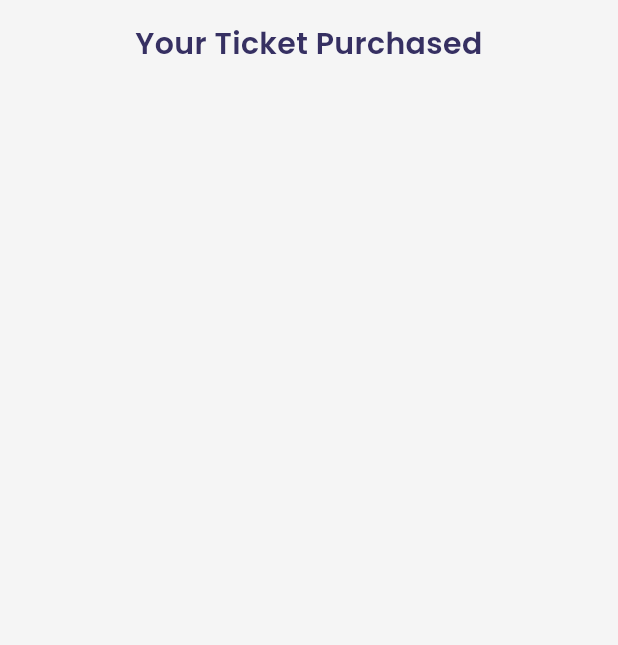
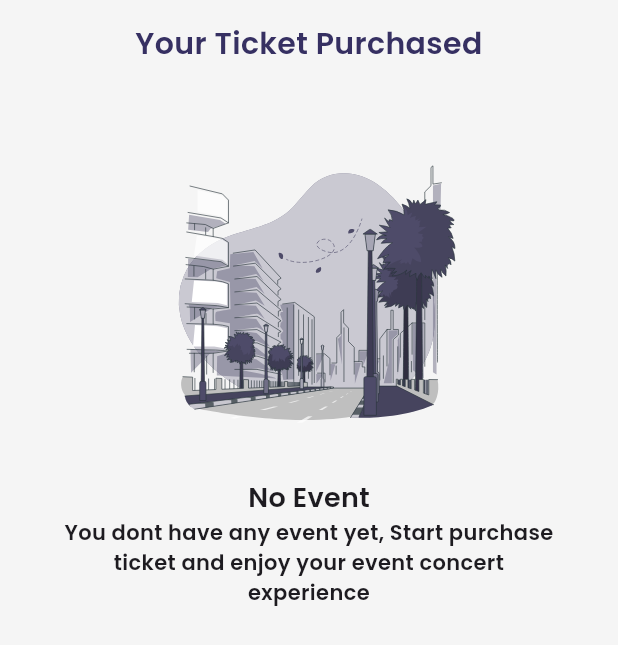
Before and after one commit to danishhhhhh/PAS-Mobile-2023, a Flutter app: the EventPurchasedPageView screen opened by its route, on a phone screen of 412 x 824 dp. Shown: the top 645 px of the screen. Run offline on Flutter 3.47's test engine with Material 2 defaults, Android fonts, the phone set to English and light mode, and no system bars; our stand-ins replace carousel_slider, flutter_svg, fluttertoast, get, image_picker, persistent_bottom_nav_bar and 2 more; accounts and stored records are empty; network calls fail; statements that could not run were skipped; project files that could hold a hidden picture were left out.

Commit message:
feat: [DN] adding empty event purchased

```diff
--- a/lib/app/pages/event_purchased_page/event_purchased_page_view.dart
+++ b/lib/app/pages/event_purchased_page/event_purchased_page_view.dart
@@ -1,10 +1,10 @@
 import 'package:flutter/material.dart';
+import 'package:flutter_svg/flutter_svg.dart';
 import 'package:pas_mobile/app/data/event_data.dart';
 import 'package:pas_mobile/app/pages/event_purchased_page/component/event_card_component.dart';
 import 'package:pas_mobile/common/theme/theme.dart';
 
 class EventPurchasedPageView extends StatelessWidget {
-
   @override
   Widget build(BuildContext context) {
     final height = MediaQuery.of(context).size.height;
@@ -18,8 +18,37 @@ class EventPurchasedPageView extends StatelessWidget {
             alignment: Alignment.topCenter,
             children: [
               Padding(
-                padding: EdgeInsets.only(top:  height * 0.1125),
-                child: ListView.builder(
+                padding: EdgeInsets.only(top: height * 0.1125),
+                child: (event_purchased.length == 0)
+                    ? Column(
+                        children: [
+                          SvgPicture.asset(
+                            "assets/images/icons/Empty street-bro.svg",
+                            height: height * 0.25,
+                          ),
+                          SizedBox(
+                            height: 20,
+                          ),
+                          Text(
+                            "No Event",
+                            style: TextStyle(
+                              fontFamily: "Poppins",
+                              fontSize: 18,
+                              fontWeight: FontWeight.w600,
+                            ),
+                          ),
+                          Text(
+                            "You dont have any event yet, Start purchase ticket and enjoy your event concert experience",
+                            style: TextStyle(
+                              fontFamily: "Poppins",
+                              fontSize: 14,
+                              fontWeight: FontWeight.w600,
+                            ),
+                            textAlign: TextAlign.center,
+                          ),
+                        ],
+                      )
+                    : ListView.builder(
                         itemCount: event_purchased.length,
                         shrinkWrap: true,
                         itemBuilder: (BuildContext context, int index) {
--- a/lib/main.dart
+++ b/lib/main.dart
@@ -23,7 +23,7 @@ class MyApp extends StatelessWidget {
             color: ColorsBase.redBase,
           ))),
       getPages: routes,
-      initialRoute: "/home",
+      initialRoute: "/menu",
     );
   }
 }
```
Also changed, not shown: assets/images/icons/Empty street-bro.svg (added). Lines whose indentation alone changed are shown as unchanged.
